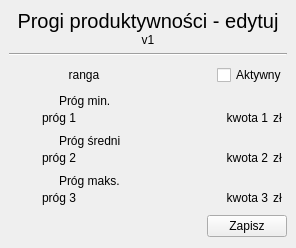
First picture: the form in Forms/progiProduktywnosciEdytuj.ui, repository kolomir/place_v2, before the edit.
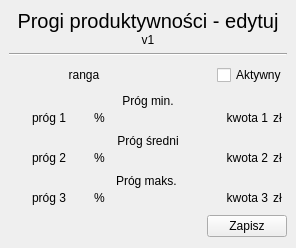
Second picture: the form after the edit.

Patch:
```diff
--- a/Forms/progiProduktywnosciEdytuj.ui
+++ b/Forms/progiProduktywnosciEdytuj.ui
@@ -167,7 +167,7 @@
              <number>0</number>
             </property>
             <property name="leftMargin">
-             <number>50</number>
+             <number>0</number>
             </property>
             <property name="topMargin">
              <number>0</number>
@@ -183,6 +183,9 @@
               <property name="text">
                <string>Próg min.</string>
               </property>
+              <property name="alignment">
+               <set>Qt::AlignCenter</set>
+              </property>
              </widget>
             </item>
            </layout>
@@ -210,7 +213,7 @@
              <widget class="QLabel" name="lab_prog1">
               <property name="minimumSize">
                <size>
-                <width>100</width>
+                <width>80</width>
                 <height>0</height>
                </size>
               </property>
@@ -222,6 +225,13 @@
               </property>
              </widget>
             </item>
+            <item>
+             <widget class="QLabel" name="label_9">
+              <property name="text">
+               <string>%</string>
+              </property>
+             </widget>
+            </item>
             <item>
              <spacer name="horizontalSpacer_3">
               <property name="orientation">
@@ -289,7 +299,7 @@
              <number>0</number>
             </property>
             <property name="leftMargin">
-             <number>50</number>
+             <number>0</number>
             </property>
             <property name="topMargin">
              <number>0</number>
@@ -305,6 +315,9 @@
               <property name="text">
                <string>Próg średni</string>
               </property>
+              <property name="alignment">
+               <set>Qt::AlignCenter</set>
+              </property>
              </widget>
             </item>
            </layout>
@@ -332,7 +345,7 @@
              <widget class="QLabel" name="lab_prog2">
               <property name="minimumSize">
                <size>
-                <width>100</width>
+                <width>80</width>
                 <height>0</height>
                </size>
               </property>
@@ -344,6 +357,13 @@
               </property>
              </widget>
             </item>
+            <item>
+             <widget class="QLabel" name="label_10">
+              <property name="text">
+               <string>%</string>
+              </property>
+             </widget>
+            </item>
             <item>
              <spacer name="horizontalSpacer_4">
               <property name="orientation">
@@ -411,7 +431,7 @@
              <number>0</number>
             </property>
             <property name="leftMargin">
-             <number>50</number>
+             <number>0</number>
             </property>
             <property name="topMargin">
              <number>0</number>
@@ -427,6 +447,9 @@
               <property name="text">
                <string>Próg maks. </string>
               </property>
+              <property name="alignment">
+               <set>Qt::AlignCenter</set>
+              </property>
              </widget>
             </item>
            </layout>
@@ -454,7 +477,7 @@
              <widget class="QLabel" name="lab_prog3">
               <property name="minimumSize">
                <size>
-                <width>100</width>
+                <width>80</width>
                 <height>0</height>
                </size>
               </property>
@@ -466,6 +489,13 @@
               </property>
              </widget>
             </item>
+            <item>
+             <widget class="QLabel" name="label_11">
+              <property name="text">
+               <string>%</string>
+              </property>
+             </widget>
+            </item>
             <item>
              <spacer name="horizontalSpacer_5">
               <property name="orientation">
```
